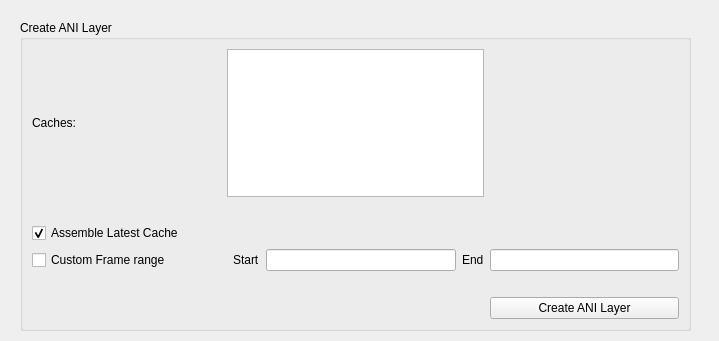
This is ui/create_ani_layer_design.ui in alesiakarch/usd-maya-publisher as Qt 5 draws it before an edit. The edited form follows.
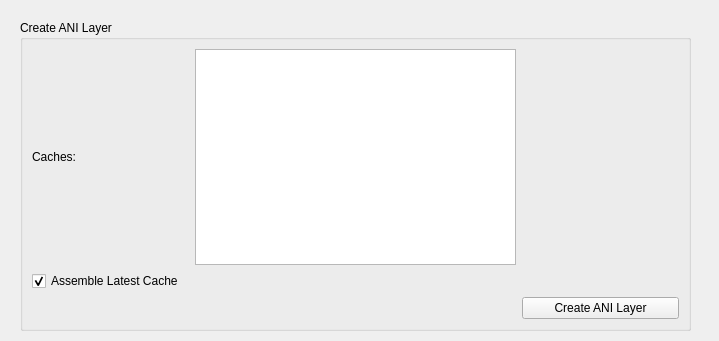
This is the edited form.

Commit message: create anim layer button done

What changed in the file:
```diff
--- a/ui/create_ani_layer_design.ui
+++ b/ui/create_ani_layer_design.ui
@@ -26,14 +26,7 @@
     <string>Create ANI Layer</string>
    </property>
    <layout class="QGridLayout" name="gridLayout">
-    <item row="0" column="0">
-     <widget class="QLabel" name="cache_label">
-      <property name="text">
-       <string>Caches:</string>
-      </property>
-     </widget>
-    </item>
-    <item row="0" column="1" colspan="4">
+    <item row="0" column="1" colspan="2">
      <widget class="QTreeWidget" name="rigs_caches_tree">
       <property name="lineWidth">
        <number>1</number>
@@ -48,21 +41,15 @@
       </column>
      </widget>
     </item>
-    <item row="1" column="0">
-     <spacer name="horizontalSpacer_3">
-      <property name="orientation">
-       <enum>Qt::Horizontal</enum>
+    <item row="2" column="3">
+     <widget class="QPushButton" name="create_button">
+      <property name="text">
+       <string>Create ANI Layer</string>
       </property>
-      <property name="sizeHint" stdset="0">
-       <size>
-        <width>40</width>
-        <height>20</height>
-       </size>
-      </property>
-     </spacer>
+     </widget>
     </item>
-    <item row="2" column="0" colspan="2">
-     <widget class="QCheckBox" name="checkBox">
+    <item row="1" column="0" colspan="2">
+     <widget class="QCheckBox" name="latest_cache_checkbox">
       <property name="text">
        <string>Assemble Latest Cache</string>
       </property>
@@ -71,54 +58,10 @@
       </property>
      </widget>
     </item>
-    <item row="3" column="0" colspan="2">
-     <widget class="QCheckBox" name="framerange_chbox">
+    <item row="0" column="0">
+     <widget class="QLabel" name="cache_label">
       <property name="text">
-       <string>Custom Frame range</string>
-      </property>
-     </widget>
-    </item>
-    <item row="3" column="2">
-     <widget class="QLabel" name="start_label">
-      <property name="text">
-       <string>Start</string>
-      </property>
-     </widget>
-    </item>
-    <item row="3" column="3">
-     <widget class="QLineEdit" name="start">
-      <property name="readOnly">
-       <bool>false</bool>
-      </property>
-     </widget>
-    </item>
-    <item row="3" column="4">
-     <widget class="QLabel" name="end_label">
-      <property name="text">
-       <string>End</string>
-      </property>
-     </widget>
-    </item>
-    <item row="3" column="5">
-     <widget class="QLineEdit" name="end"/>
-    </item>
-    <item row="4" column="3">
-     <spacer name="horizontalSpacer">
-      <property name="orientation">
-       <enum>Qt::Horizontal</enum>
-      </property>
-      <property name="sizeHint" stdset="0">
-       <size>
-        <width>40</width>
-        <height>20</height>
-       </size>
-      </property>
-     </spacer>
-    </item>
-    <item row="5" column="5">
-     <widget class="QPushButton" name="create_button">
-      <property name="text">
-       <string>Create ANI Layer</string>
+       <string>Caches:</string>
       </property>
      </widget>
     </item>
```
Left out of the diff: 3 changed lines with no effect on the pictures. The commit also changes 617 other files.
